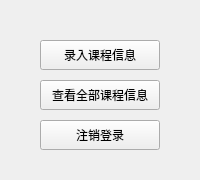
The window that Student Manage System/AdminMainWidget.ui (BakaSea/Student-Manage-System) describes before a commit, drawn with Qt 5.
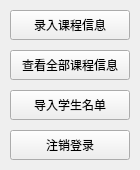
The same window after the commit.

Patch:
```diff
--- a/Student Manage System/AdminMainWidget.ui
+++ b/Student Manage System/AdminMainWidget.ui
@@ -6,20 +6,20 @@
    <rect>
     <x>0</x>
     <y>0</y>
-    <width>200</width>
-    <height>180</height>
+    <width>140</width>
+    <height>170</height>
    </rect>
   </property>
   <property name="minimumSize">
    <size>
-    <width>200</width>
-    <height>180</height>
+    <width>140</width>
+    <height>170</height>
    </size>
   </property>
   <property name="maximumSize">
    <size>
-    <width>200</width>
-    <height>180</height>
+    <width>140</width>
+    <height>170</height>
    </size>
   </property>
   <property name="windowTitle">
@@ -28,8 +28,8 @@
   <widget class="QPushButton" name="btnLogout">
    <property name="geometry">
     <rect>
-     <x>40</x>
-     <y>120</y>
+     <x>10</x>
+     <y>130</y>
      <width>120</width>
      <height>30</height>
     </rect>
@@ -41,8 +41,8 @@
   <widget class="QPushButton" name="btnInputCourse">
    <property name="geometry">
     <rect>
-     <x>40</x>
-     <y>40</y>
+     <x>10</x>
+     <y>10</y>
      <width>120</width>
      <height>30</height>
     </rect>
@@ -54,8 +54,8 @@
   <widget class="QPushButton" name="btnViewCourse">
    <property name="geometry">
     <rect>
-     <x>40</x>
-     <y>80</y>
+     <x>10</x>
+     <y>50</y>
      <width>120</width>
      <height>30</height>
     </rect>
@@ -64,6 +64,19 @@
     <string>查看全部课程信息</string>
    </property>
   </widget>
+  <widget class="QPushButton" name="btnInputStudent">
+   <property name="geometry">
+    <rect>
+     <x>10</x>
+     <y>90</y>
+     <width>120</width>
+     <height>30</height>
+    </rect>
+   </property>
+   <property name="text">
+    <string>导入学生名单</string>
+   </property>
+  </widget>
  </widget>
  <layoutdefault spacing="6" margin="11"/>
  <resources/>
```
Left out of the diff: 23 changed lines with no effect on the pictures.
